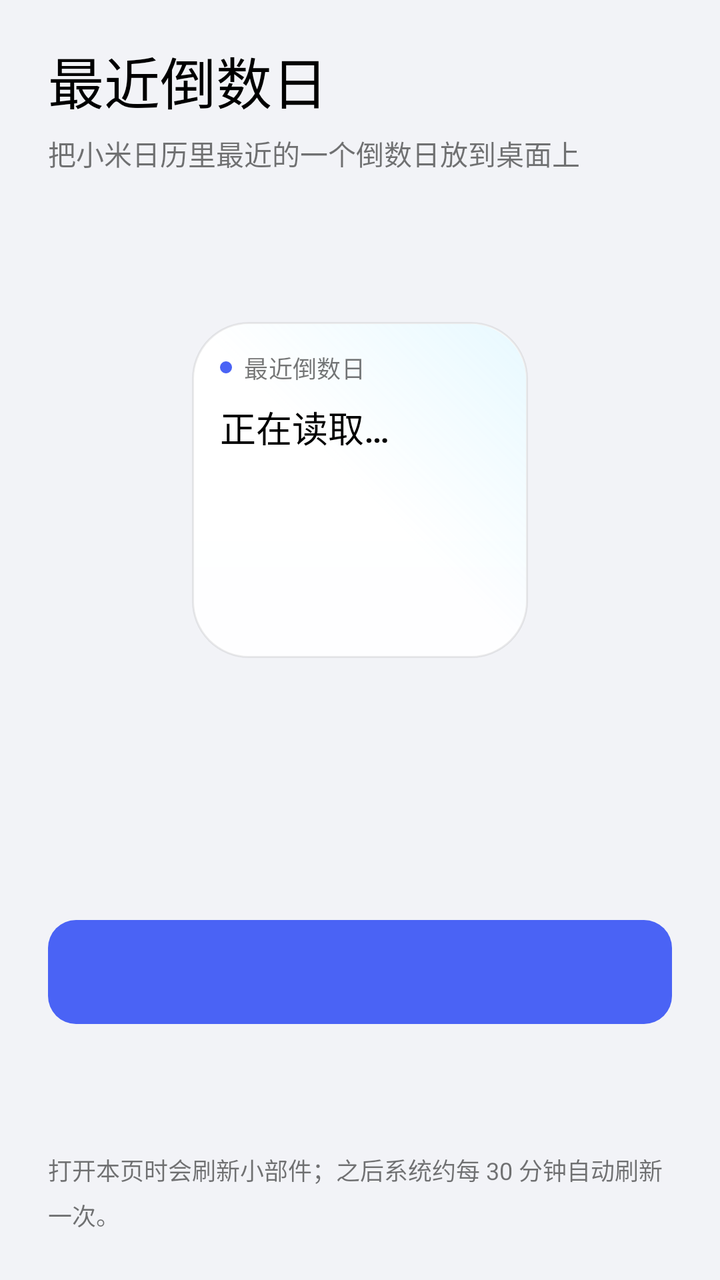
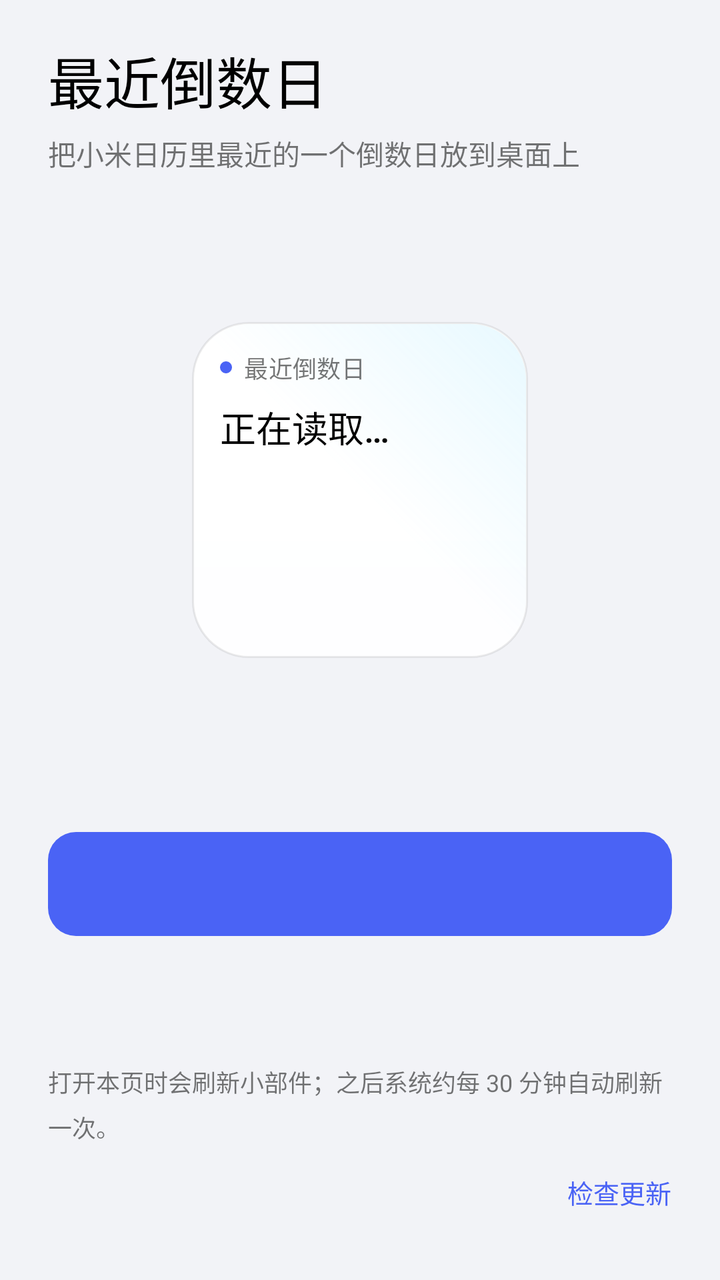

Before-and-after screenshots of an Android layout around one commit, followed by the original layout XML and the change that was made.
<!-- AndroidManifest.xml: application theme AppTheme -->
<!-- res/layout/activity_main.xml -->
<ScrollView xmlns:android="http://schemas.android.com/apk/res/android"
    android:id="@+id/root"
    android:layout_width="match_parent"
    android:layout_height="match_parent"
    android:clipToPadding="false"
    android:fillViewport="true"
    android:scrollbars="none">

    <LinearLayout
        android:layout_width="match_parent"
        android:layout_height="wrap_content"
        android:orientation="vertical"
        android:paddingStart="24dp"
        android:paddingEnd="24dp"
        android:paddingTop="20dp"
        android:paddingBottom="24dp">

        <TextView
            style="@style/AppTitle"
            android:text="最近倒数日" />

        <TextView
            style="@style/AppBody"
            android:layout_marginTop="6dp"
            android:text="把小米日历里最近的一个倒数日放到桌面上" />

        
        <FrameLayout
            android:id="@+id/stage"
            android:layout_width="252dp"
            android:layout_height="252dp"
            android:layout_gravity="center_horizontal"
            android:layout_marginTop="32dp"
            android:clipChildren="false">

            <include
                layout="@layout/widget_card"
                android:layout_width="168dp"
                android:layout_height="168dp"
                android:layout_gravity="center" />
        </FrameLayout>

        
        <LinearLayout
            android:id="@+id/update"
            android:layout_width="match_parent"
            android:layout_height="wrap_content"
            android:layout_marginTop="32dp"
            android:background="@drawable/surface"
            android:gravity="center_vertical"
            android:orientation="horizontal"
            android:paddingStart="16dp"
            android:paddingTop="10dp"
            android:paddingEnd="8dp"
            android:paddingBottom="10dp"
            android:visibility="gone">

            <ImageView
                android:layout_width="8dp"
                android:layout_height="8dp"
                android:layout_marginEnd="12dp"
                android:importantForAccessibility="no"
                android:src="@drawable/dot" />

            <LinearLayout
                android:layout_width="0dp"
                android:layout_height="wrap_content"
                android:layout_weight="1"
                android:orientation="vertical">

                <TextView
                    android:id="@+id/update_title"
                    android:layout_width="match_parent"
                    android:layout_height="wrap_content"
                    android:fontFamily="sans-serif-medium"
                    android:textColor="@color/widget_primary"
                    android:textSize="15sp" />

                <TextView
                    android:id="@+id/update_detail"
                    style="@style/AppBody"
                    android:layout_marginTop="2dp"
                    android:textSize="13sp" />
            </LinearLayout>

            <Button
                android:id="@+id/update_download"
                style="@style/AppButton.Text"
                android:text="下载" />
        </LinearLayout>

        
        <LinearLayout
            android:id="@+id/list_section"
            android:layout_width="match_parent"
            android:layout_height="wrap_content"
            android:layout_marginTop="32dp"
            android:orientation="vertical"
            android:visibility="gone">

            <TextView
                android:id="@+id/list_heading"
                android:layout_width="match_parent"
                android:layout_height="wrap_content"
                android:layout_marginStart="4dp"
                android:layout_marginBottom="8dp"
                android:fontFamily="sans-serif-medium"
                android:letterSpacing="0.01"
                android:textColor="@color/widget_secondary"
                android:textSize="13sp" />

            <LinearLayout
                android:id="@+id/list"
                android:layout_width="match_parent"
                android:layout_height="wrap_content"
                android:background="@drawable/surface"
                android:divider="@drawable/divider"
                android:orientation="vertical"
                android:showDividers="middle" />
        </LinearLayout>

        <LinearLayout
            android:id="@+id/permission_note"
            android:layout_width="match_parent"
            android:layout_height="wrap_content"
            android:layout_marginTop="32dp"
            android:background="@drawable/surface"
            android:orientation="horizontal"
            android:padding="16dp"
            android:visibility="gone">

            <ImageView
                android:layout_width="20dp"
                android:layout_height="20dp"
                android:layout_marginTop="1dp"
                android:layout_marginEnd="12dp"
                android:importantForAccessibility="no"
                android:src="@drawable/ic_shield" />

            <LinearLayout
                android:layout_width="0dp"
                android:layout_height="wrap_content"
                android:layout_weight="1"
                android:orientation="vertical">

                <TextView
                    android:layout_width="match_parent"
                    android:layout_height="wrap_content"
                    android:fontFamily="sans-serif-medium"
                    android:textColor="@color/widget_primary"
                    android:textSize="15sp"
                    android:text="只读取日历" />

                <TextView
                    style="@style/AppBody"
                    android:layout_marginTop="4dp"
                    android:textSize="13sp"
                    android:text="只申请「读取日历」这一项权限，用来找到最近的倒数日。除了检查更新不联网，不收集任何数据。" />

                <TextView
                    style="@style/AppBody"
                    android:layout_marginTop="8dp"
                    android:textSize="13sp"
                    android:textColor="@color/widget_primary"
                    android:text="授权时请选择「始终允许」。选「仅在使用中允许」的话，小部件在后台刷新时会读不到日历。" />
            </LinearLayout>
        </LinearLayout>

        <Space
            android:layout_width="match_parent"
            android:layout_height="0dp"
            android:layout_weight="1"
            android:minHeight="32dp" />

        <Button
            android:id="@+id/primary"
            style="@style/AppButton.Primary" />

        <LinearLayout
            android:id="@+id/secondary_row"
            android:layout_width="match_parent"
            android:layout_height="wrap_content"
            android:layout_marginTop="8dp"
            android:gravity="center"
            android:orientation="horizontal">

            <TextView
                android:id="@+id/installed"
                android:layout_width="0dp"
                android:layout_height="wrap_content"
                android:layout_weight="1"
                android:fontFamily="sans-serif-medium"
                android:textColor="@color/widget_secondary"
                android:textSize="15sp"
                android:text="✓ 已在桌面"
                android:visibility="gone" />

            <Button
                android:id="@+id/secondary"
                style="@style/AppButton.Text" />
        </LinearLayout>

        <TextView
            android:id="@+id/footnote"
            style="@style/AppBody"
            android:layout_marginTop="12dp"
            android:textSize="12sp"
            android:text="打开本页时会刷新小部件；之后系统约每 30 分钟自动刷新一次。" />
    </LinearLayout>
</ScrollView>
<!-- res/layout/widget_card.xml (included above) -->
<LinearLayout xmlns:android="http://schemas.android.com/apk/res/android"
    android:id="@+id/card"
    style="@style/WidgetCard">

    <LinearLayout style="@style/WidgetHeaderRow">
        <ImageView style="@style/WidgetDot" />
        <TextView
            android:id="@+id/date"
            style="@style/WidgetHeader"
            android:text="最近倒数日" />
    </LinearLayout>

    <TextView
        android:id="@+id/title"
        style="@style/WidgetTitle"
        android:text="正在读取…" />

    <TextView
        android:id="@+id/days"
        style="@style/WidgetDays" />

    <TextView
        android:id="@+id/hint"
        style="@style/WidgetHint" />
</LinearLayout>
<!-- resources referenced by this layout -->
<resources>
  <color name="widget_primary">#000000</color>
  <color name="widget_secondary">#8A000000</color>
  <!-- drawable divider (drawable) -->
  <inset xmlns:android="http://schemas.android.com/apk/res/android"
      android:insetLeft="16dp"
      android:insetRight="16dp">
      <shape android:shape="rectangle">
          <size android:height="1px" />
          <solid android:color="@color/app_divider" />
      </shape>
  </inset>
  <!-- drawable dot (drawable) -->
  <shape xmlns:android="http://schemas.android.com/apk/res/android" android:shape="oval">
      <solid android:color="@color/widget_accent" />
      <size android:width="6dp" android:height="6dp" />
  </shape>
  <!-- drawable surface (drawable) -->
  <shape xmlns:android="http://schemas.android.com/apk/res/android" android:shape="rectangle">
      <corners android:radius="20dp" />
      <solid android:color="@color/app_surface" />
  </shape>
  <style name="AppBody">
          <item name="android:layout_width">match_parent</item>
          <item name="android:layout_height">wrap_content</item>
          <item name="android:fontFamily">sans-serif</item>
          <item name="android:lineSpacingMultiplier">1.3</item>
          <item name="android:textColor">@color/widget_secondary</item>
          <item name="android:textSize">14sp</item>
      </style>
  <style name="AppButton.Primary">
          <item name="android:background">@drawable/button_primary</item>
          <item name="android:textColor">@color/app_on_accent</item>
      </style>
  <style name="WidgetDot">
          <item name="android:layout_width">6dp</item>
          <item name="android:layout_height">6dp</item>
          <item name="android:layout_marginEnd">6dp</item>
          <item name="android:src">@drawable/dot</item>
          <item name="android:importantForAccessibility">no</item>
      </style>
  <style name="WidgetHeaderRow">
          <item name="android:layout_width">match_parent</item>
          <item name="android:layout_height">wrap_content</item>
          <item name="android:orientation">horizontal</item>
          <item name="android:gravity">center_vertical</item>
      </style>
  <color name="app_divider">#0F000000</color>
  <color name="widget_accent">#4A63F5</color>
  <color name="app_surface">#FFFFFF</color>
  <!-- drawable button_primary (drawable) -->
  <ripple xmlns:android="http://schemas.android.com/apk/res/android"
      android:color="#33FFFFFF">
      <item>
          <shape android:shape="rectangle">
              <corners android:radius="14dp" />
              <solid android:color="@color/widget_accent" />
          </shape>
      </item>
  </ripple>
  <color name="app_on_accent">#FFFFFF</color>
  <!-- drawable button_text (drawable) -->
  <ripple xmlns:android="http://schemas.android.com/apk/res/android"
      android:color="@color/app_pressed">
      <item android:id="@android:id/mask">
          <shape android:shape="rectangle">
              <corners android:radius="12dp" />
              <solid android:color="#FFFFFFFF" />
          </shape>
      </item>
  </ripple>
  <!-- drawable card_ripple (drawable) -->
  <ripple xmlns:android="http://schemas.android.com/apk/res/android"
      android:color="@color/card_ripple">
      <item android:id="@android:id/mask">
          <shape android:shape="rectangle">
              <corners android:radius="@dimen/widget_radius" />
              <solid android:color="#FFFFFFFF" />
          </shape>
      </item>
  </ripple>
  <color name="widget_number">#000000</color>
  <color name="app_background">#F2F3F7</color>
  <color name="app_pressed">#14000000</color>
  <dimen name="widget_radius">24dp</dimen>
  <color name="card_top">#F5FFFFFF</color>
  <color name="card_bottom">#E8FFFFFF</color>
  <color name="card_rim">#14000000</color>
  <color name="card_glow">#2664D6FF</color>
  <color name="card_ripple">#14000000</color>
  <!-- unchanged entries left out for length: 10 -->
</resources>

<!-- the commit's change to res/layout/activity_main.xml (unified diff, before → after) -->
@@ -201,11 +201,35 @@
         </LinearLayout>
 
         <TextView
-            android:id="@+id/footnote"
             style="@style/AppBody"
             android:layout_marginTop="12dp"
             android:textSize="12sp"
             android:text="打开本页时会刷新小部件；之后系统约每 30 分钟自动刷新一次。" />
+
+        <LinearLayout
+            android:layout_width="match_parent"
+            android:layout_height="wrap_content"
+            android:layout_marginTop="4dp"
+            android:gravity="center_vertical"
+            android:orientation="horizontal">
+
+            <TextView
+                android:id="@+id/version"
+                style="@style/AppBody"
+                android:layout_width="0dp"
+                android:layout_weight="1"
+                android:fontFeatureSettings="tnum"
+                android:textSize="12sp" />
+
+            
+            <Button
+                android:id="@+id/check_update"
+                style="@style/AppButton.Text"
+                android:layout_marginEnd="-12dp"
+                android:minHeight="40dp"
+                android:text="检查更新"
+                android:textSize="13sp" />
+        </LinearLayout>
     </LinearLayout>
 </ScrollView>
 <!-- res/layout/widget_card.xml (included above) -->
